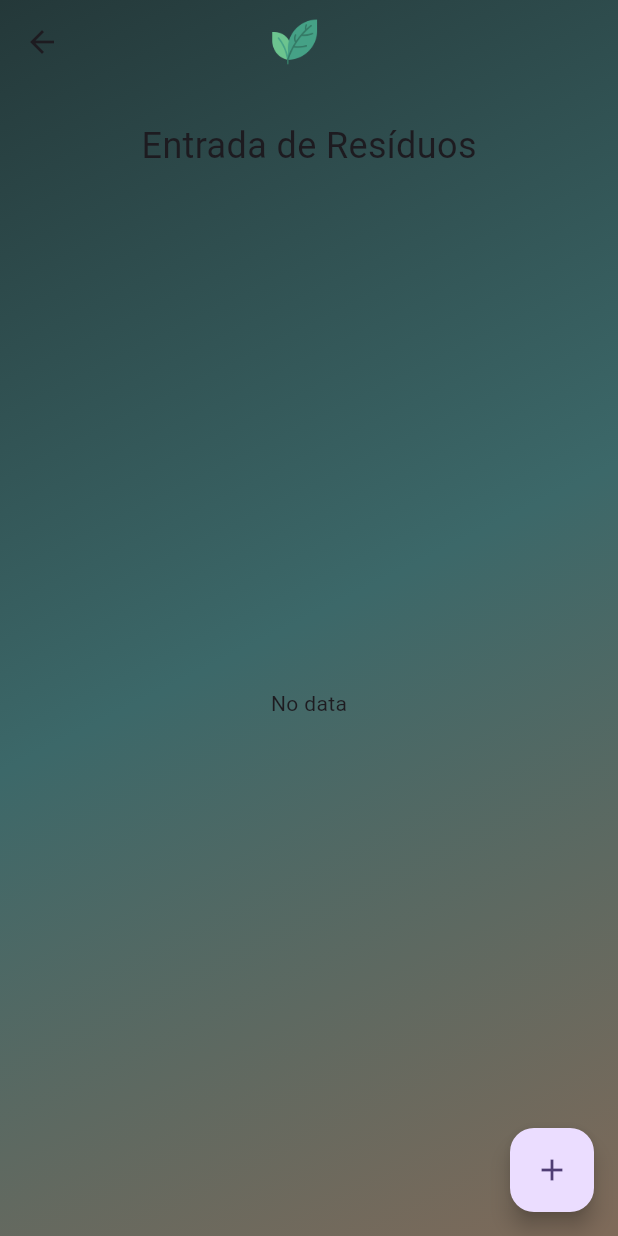
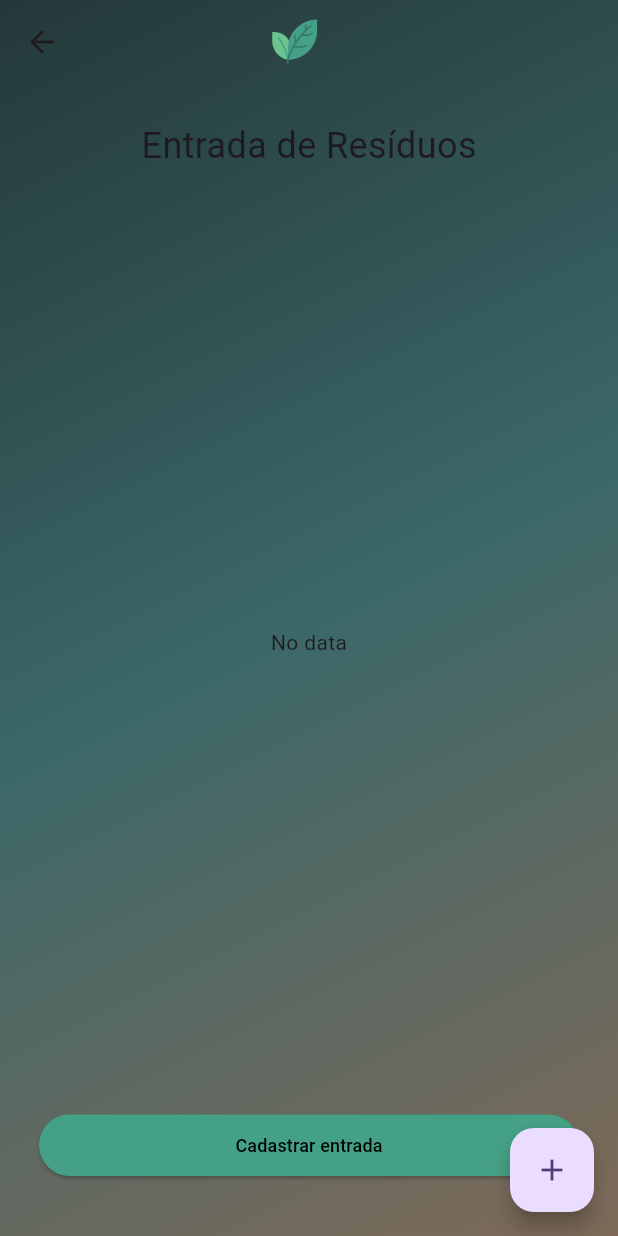
Before and after one commit to joaoobx/gestao_de_residuos, a Flutter app: the EntryList screen opened directly, on a phone screen of 412 x 824 dp. Run offline on Flutter 3.47's test engine with Material 3 defaults, Android fonts, the phone set to English and light mode, and no system bars; our stand-ins replace sqflite; accounts and stored records are empty.

Commit message:
entrada de residuos botao

```diff
--- a/lib/Views/entry_list.dart
+++ b/lib/Views/entry_list.dart
@@ -1,4 +1,5 @@
 import 'package:flutter/material.dart';
+import 'package:flutter/rendering.dart';
 import 'package:gerenciamento_de_residuos/JsonModels/note_model.dart';
 import 'package:gerenciamento_de_residuos/SQLite/sqlite.dart';
 import 'package:gerenciamento_de_residuos/Views/create_note.dart';
@@ -248,6 +249,37 @@ class _EntryListState extends State<EntryList> {
                     },
                   ),
                 ),
+                SizedBox(
+                  height: 41,
+                  width: 360,
+                  child: ElevatedButton(
+                    style: ElevatedButton.styleFrom(
+                        shape: RoundedRectangleBorder(
+                            borderRadius: BorderRadius.circular(90)),
+                        backgroundColor: const Color.fromRGBO(69, 161, 134, 1),
+                        padding: const EdgeInsets.all(0.0)),
+                    onPressed: () {
+                      //We need call refresh method after a new note is created
+                      //Now it works properly
+                      //We will do delete now
+                      Navigator.push(context,
+                          MaterialPageRoute(builder: (context) => const CreateNote()))
+                          .then((value) {
+                        if (value) {
+                          //This will be called
+                          _refresh();
+                        }
+                      });
+                    },
+                    child: const Text(
+                      "Cadastrar entrada",
+                      textAlign: TextAlign.center,
+                      style: TextStyle(
+                          color: Color.fromRGBO(0, 0, 0, 1), fontSize: 12),
+                    ),
+                  ),
+                ),
+                const Padding(padding: EdgeInsets.all(20.0))
               ],
             )));
   }
```
